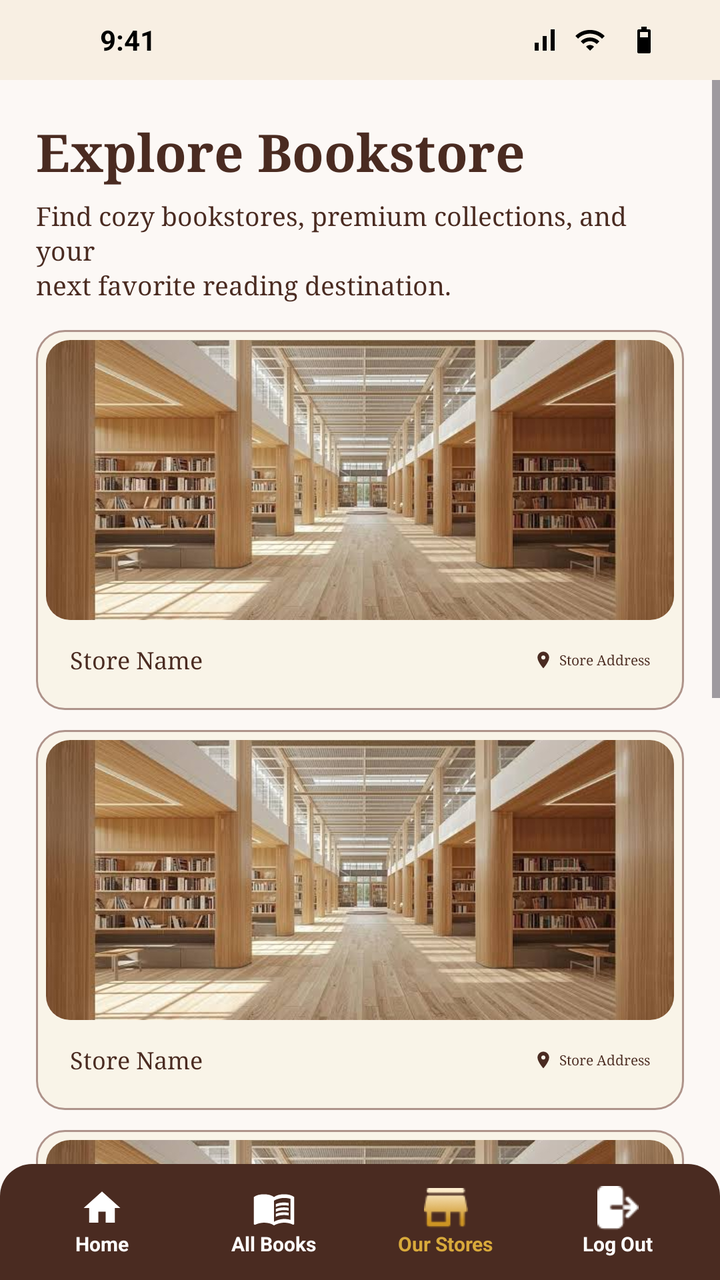
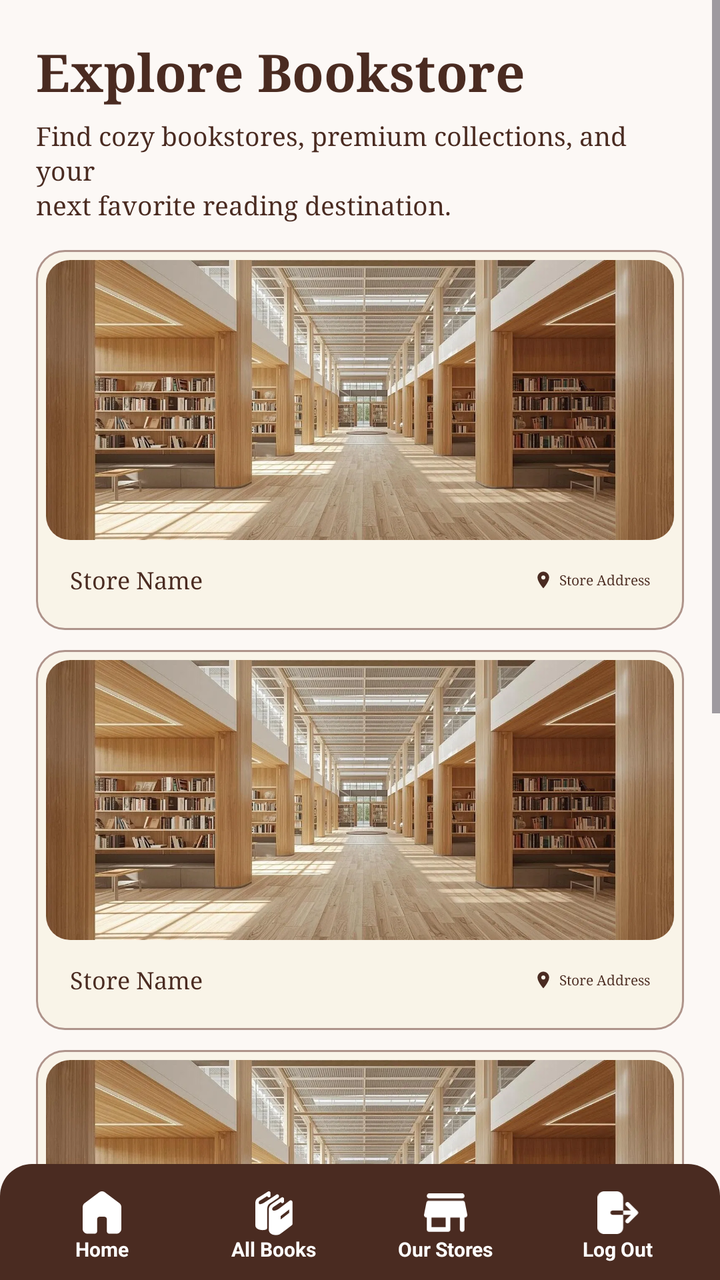

The first picture is an Android layout as it rendered before a commit; the second is the same layout after the commit. The layout source and the unified diff follow.
<!-- AndroidManifest.xml: application theme Theme.DClassics -->
<!-- res/layout/activity_bookstore.xml -->
<?xml version="1.0" encoding="utf-8"?>
<androidx.constraintlayout.widget.ConstraintLayout xmlns:android="http://schemas.android.com/apk/res/android"
    xmlns:app="http://schemas.android.com/apk/res-auto"
    android:layout_width="match_parent"
    android:layout_height="match_parent"
    android:background="@color/background">

    
    <include
        android:id="@+id/phoneBar"
        layout="@layout/component_phone_bar"
        android:layout_width="0dp"
        android:layout_height="40dp"
        app:layout_constraintTop_toTopOf="parent"
        app:layout_constraintStart_toStartOf="parent"
        app:layout_constraintEnd_toEndOf="parent" />

    

    

    <ScrollView
        android:id="@+id/scrollContent"
        android:layout_width="0dp"
        android:layout_height="0dp"
        android:clipToPadding="false"
        android:fillViewport="true"
        android:overScrollMode="never"
        android:paddingBottom="10dp"
        app:layout_constraintBottom_toTopOf="@id/bottomNav"
        app:layout_constraintEnd_toEndOf="parent"
        app:layout_constraintHorizontal_bias="0.0"
        app:layout_constraintStart_toStartOf="parent"
        app:layout_constraintTop_toBottomOf="@id/phoneBar"
        app:layout_constraintVertical_bias="0.0">

        <LinearLayout
            android:layout_width="match_parent"
            android:layout_height="wrap_content"
            android:orientation="vertical"
            android:paddingStart="18dp"
            android:paddingTop="18dp"
            android:paddingEnd="18dp"
            android:paddingBottom="18dp">

            <TextView
                android:layout_width="match_parent"
                android:layout_height="wrap_content"
                android:fontFamily="serif"
                android:text="Explore Bookstore"
                android:textColor="#4A2B21"
                android:textSize="26sp"
                android:textStyle="bold" />

            <TextView
                android:layout_width="match_parent"
                android:layout_height="wrap_content"
                android:layout_marginTop="6dp"
                android:fontFamily="serif"
                android:lineSpacingExtra="2dp"
                android:text="Find cozy bookstores, premium collections, and your\nnext favorite reading destination."
                android:textColor="#4A2B21"
                android:textSize="13sp" />

            
            <include
                android:id="@+id/storeCard1"
                layout="@layout/item_store_card"
                android:layout_width="match_parent"
                android:layout_height="wrap_content"
                android:layout_marginTop="14dp" />


            <include
                android:id="@+id/storeCard2"
                layout="@layout/item_store_card"
                android:layout_width="match_parent"
                android:layout_height="wrap_content"
                android:layout_marginTop="10dp"/>

            <include
                android:id="@+id/storeCard3"
                layout="@layout/item_store_card"
                android:layout_width="match_parent"
                android:layout_height="wrap_content"
                android:layout_marginTop="10dp" />

            <include
                android:id="@+id/storeCard4"
                layout="@layout/item_store_card"
                android:layout_width="match_parent"
                android:layout_height="wrap_content"
                android:layout_marginTop="10dp" />

        </LinearLayout>

    </ScrollView>

    <include
        android:id="@+id/bottomNav"
        layout="@layout/component_bottom_nav"
        android:layout_width="0dp"
        android:layout_height="58dp"
        app:layout_constraintBottom_toBottomOf="parent"
        app:layout_constraintStart_toStartOf="parent"
        app:layout_constraintEnd_toEndOf="parent" />

</androidx.constraintlayout.widget.ConstraintLayout>
<!-- res/layout/component_phone_bar.xml (included above) -->
<?xml version="1.0" encoding="utf-8"?>
<LinearLayout xmlns:android="http://schemas.android.com/apk/res/android"
    android:layout_width="match_parent"
    android:layout_height="40dp"
    android:background="#F8EFE3"
    android:gravity="center_vertical"
    android:orientation="horizontal"
    android:paddingStart="50dp"
    android:paddingEnd="26dp">

    <TextView
        android:layout_width="0dp"
        android:layout_height="match_parent"
        android:layout_weight="1"
        android:gravity="center_vertical"
        android:text="9:41"
        android:textColor="#000000"
        android:textSize="14sp"
        android:textStyle="bold" />

    <ImageView
        android:layout_width="16dp"
        android:layout_height="16dp"
        android:src="@drawable/ic_signal"
        android:contentDescription="Signal" />

    <ImageView
        android:layout_width="16dp"
        android:layout_height="16dp"
        android:layout_marginStart="7dp"
        android:src="@drawable/ic_wifi"
        android:contentDescription="WiFi" />

    <ImageView
        android:layout_width="24dp"
        android:layout_height="16dp"
        android:layout_marginStart="7dp"
        android:src="@drawable/ic_battery"
        android:contentDescription="Battery" />

</LinearLayout>
<!-- res/layout/item_store_card.xml (included above) -->
<?xml version="1.0" encoding="utf-8"?>
<LinearLayout xmlns:android="http://schemas.android.com/apk/res/android"
    xmlns:app="http://schemas.android.com/apk/res-auto"
    android:layout_width="match_parent"
    android:layout_height="wrap_content"
    android:layout_marginTop="12dp"
    android:background="@drawable/store_card_bg"
    android:orientation="vertical"
    android:padding="5dp">

    <ImageView
        android:id="@+id/ivStoreImage"
        android:layout_width="match_parent"
        android:layout_height="140dp"
        android:background="@drawable/store_image_bg"
        android:clipToOutline="true"
        android:outlineProvider="background"
        android:scaleType="centerCrop"
        android:src="@drawable/store_1" />

    <LinearLayout
        android:layout_width="match_parent"
        android:layout_height="40dp"
        android:gravity="center_vertical"
        android:orientation="horizontal"
        android:paddingStart="12dp"
        android:paddingEnd="12dp">

        <TextView
            android:id="@+id/tvStoreName"
            android:layout_width="0dp"
            android:layout_height="wrap_content"
            android:layout_weight="1"
            android:fontFamily="serif"
            android:text="Store Name"
            android:textColor="@color/primary"
            android:textSize="12sp" />

        <ImageView
            android:layout_width="10dp"
            android:layout_height="10dp"
            android:src="@drawable/ic_location_gray"
            app:tint="@color/primary" />

        <TextView
            android:id="@+id/tvStoreAddress"
            android:layout_width="wrap_content"
            android:layout_height="wrap_content"
            android:layout_marginStart="3dp"
            android:fontFamily="serif"
            android:text="Store Address"
            android:textColor="@color/primary"
            android:textSize="7sp" />

    </LinearLayout>

</LinearLayout>
<!-- res/layout/component_bottom_nav.xml (included above) -->
<?xml version="1.0" encoding="utf-8"?>
<LinearLayout xmlns:android="http://schemas.android.com/apk/res/android"
    xmlns:app="http://schemas.android.com/apk/res-auto"
    android:id="@+id/bottomNav"
    android:layout_width="match_parent"
    android:layout_height="58dp"
    android:background="@drawable/bottom_nav_bg"
    android:gravity="center"
    android:orientation="horizontal"
    android:paddingStart="8dp"
    android:paddingEnd="8dp">

    
    <LinearLayout
        android:id="@+id/navHome"
        android:layout_width="0dp"
        android:layout_height="match_parent"
        android:layout_weight="1"
        android:gravity="center"
        android:orientation="vertical">

        <ImageView
            android:layout_width="22dp"
            android:layout_height="22dp"
            android:src="@drawable/ic_home"
            app:tint="#FFFFFF"
            android:contentDescription="Home" />

        <TextView
            android:layout_width="wrap_content"
            android:layout_height="wrap_content"
            android:text="Home"
            android:textColor="#FFFFFF"
            android:textSize="10sp"
            android:textStyle="bold" />
    </LinearLayout>

    
    <LinearLayout
        android:id="@+id/navBooks"
        android:layout_width="0dp"
        android:layout_height="match_parent"
        android:layout_weight="1"
        android:gravity="center"
        android:orientation="vertical">

        <ImageView
            android:layout_width="22dp"
            android:layout_height="22dp"
            android:src="@drawable/ic_books"
            app:tint="#FFFFFF"
            android:contentDescription="All Books" />

        <TextView
            android:layout_width="wrap_content"
            android:layout_height="wrap_content"
            android:text="All Books"
            android:textColor="#FFFFFF"
            android:textSize="10sp"
            android:textStyle="bold" />
    </LinearLayout>

    
    <LinearLayout
        android:id="@+id/navStores"
        android:layout_width="0dp"
        android:layout_height="match_parent"
        android:layout_weight="1"
        android:gravity="center"
        android:orientation="vertical">

        <ImageView
            android:layout_width="22dp"
            android:layout_height="22dp"
            android:src="@drawable/ic_stores"
            android:contentDescription="Our Stores" />

        <TextView
            android:layout_width="wrap_content"
            android:layout_height="wrap_content"
            android:text="Our Stores"
            android:textColor="#D8A93B"
            android:textSize="10sp"
            android:textStyle="bold" />
    </LinearLayout>

    
    <LinearLayout
        android:id="@+id/navLogout"
        android:layout_width="0dp"
        android:layout_height="match_parent"
        android:layout_weight="1"
        android:gravity="center"
        android:orientation="vertical">

        <ImageView
            android:layout_width="22dp"
            android:layout_height="22dp"
            android:src="@drawable/ic_logout"
            android:contentDescription="Log Out" />

        <TextView
            android:layout_width="wrap_content"
            android:layout_height="wrap_content"
            android:text="Log Out"
            android:textColor="#FFFFFF"
            android:textSize="10sp"
            android:textStyle="bold" />
    </LinearLayout>

</LinearLayout>
<!-- resources referenced by this layout -->
<resources>
  <color name="background">#FCF8F5</color>
  <color name="primary">#4A2B21</color>
  <!-- drawable ic_battery (drawable) -->
  <vector xmlns:android="http://schemas.android.com/apk/res/android" android:height="24dp" android:tint="#000000" android:viewportHeight="24" android:viewportWidth="24" android:width="24dp">
        
      <path android:fillColor="@android:color/white" android:pathData="M17,5v16c0,0.55 -0.45,1 -1,1H8c-0.55,0 -1,-0.45 -1,-1V5c0,-0.55 0.45,-1 1,-1h2V2h4v2h2C16.55,4 17,4.45 17,5zM15,6H9v4h6V6z"/>
      
  </vector>
  <!-- drawable ic_books (drawable) -->
  <vector xmlns:android="http://schemas.android.com/apk/res/android" android:autoMirrored="true" android:height="24dp" android:tint="#000000" android:viewportHeight="24" android:viewportWidth="24" android:width="24dp">
        
      <path android:fillColor="@android:color/white" android:pathData="M21,5c-1.11,-0.35 -2.33,-0.5 -3.5,-0.5c-1.95,0 -4.05,0.4 -5.5,1.5c-1.45,-1.1 -3.55,-1.5 -5.5,-1.5S2.45,4.9 1,6v14.65c0,0.25 0.25,0.5 0.5,0.5c0.1,0 0.15,-0.05 0.25,-0.05C3.1,20.45 5.05,20 6.5,20c1.95,0 4.05,0.4 5.5,1.5c1.35,-0.85 3.8,-1.5 5.5,-1.5c1.65,0 3.35,0.3 4.75,1.05c0.1,0.05 0.15,0.05 0.25,0.05c0.25,0 0.5,-0.25 0.5,-0.5V6C22.4,5.55 21.75,5.25 21,5zM21,18.5c-1.1,-0.35 -2.3,-0.5 -3.5,-0.5c-1.7,0 -4.15,0.65 -5.5,1.5V8c1.35,-0.85 3.8,-1.5 5.5,-1.5c1.2,0 2.4,0.15 3.5,0.5V18.5z"/>
        
      <path android:fillColor="@android:color/white" android:pathData="M17.5,10.5c0.88,0 1.73,0.09 2.5,0.26V9.24C19.21,9.09 18.36,9 17.5,9c-1.7,0 -3.24,0.29 -4.5,0.83v1.66C14.13,10.85 15.7,10.5 17.5,10.5z"/>
        
      <path android:fillColor="@android:color/white" android:pathData="M13,12.49v1.66c1.13,-0.64 2.7,-0.99 4.5,-0.99c0.88,0 1.73,0.09 2.5,0.26V11.9c-0.79,-0.15 -1.64,-0.24 -2.5,-0.24C15.8,11.66 14.26,11.96 13,12.49z"/>
        
      <path android:fillColor="@android:color/white" android:pathData="M17.5,14.33c-1.7,0 -3.24,0.29 -4.5,0.83v1.66c1.13,-0.64 2.7,-0.99 4.5,-0.99c0.88,0 1.73,0.09 2.5,0.26v-1.52C19.21,14.41 18.36,14.33 17.5,14.33z"/>
      
  </vector>
  <!-- drawable ic_home (drawable) -->
  <vector xmlns:android="http://schemas.android.com/apk/res/android" android:height="24dp" android:tint="#000000" android:viewportHeight="24" android:viewportWidth="24" android:width="24dp">
        
      <path android:fillColor="@android:color/white" android:pathData="M10,20v-6h4v6h5v-8h3L12,3 2,12h3v8z"/>
      
  </vector>
  <!-- drawable ic_logout: png bitmap (drawable, 409 bytes) -->
  <!-- drawable ic_signal (drawable) -->
  <vector xmlns:android="http://schemas.android.com/apk/res/android" android:height="24dp" android:tint="#000000" android:viewportHeight="24" android:viewportWidth="24" android:width="24dp">
        
      <path android:fillColor="@android:color/white" android:pathData="M17,4h3v16h-3zM5,14h3v6L5,20zM11,9h3v11h-3z"/>
      
  </vector>
  <!-- drawable ic_stores: png bitmap (drawable, 1203 bytes) -->
  <!-- drawable ic_wifi (drawable) -->
  <vector xmlns:android="http://schemas.android.com/apk/res/android" android:height="24dp" android:tint="#000000" android:viewportHeight="24" android:viewportWidth="24" android:width="24dp">
        
      <path android:fillColor="@android:color/white" android:pathData="M1,9l2,2c4.97,-4.97 13.03,-4.97 18,0l2,-2C16.93,2.93 7.08,2.93 1,9zM9,17l3,3 3,-3c-1.65,-1.66 -4.34,-1.66 -6,0zM5,13l2,2c2.76,-2.76 7.24,-2.76 10,0l2,-2C15.14,9.14 8.87,9.14 5,13z"/>
      
  </vector>
  <!-- drawable store_1: jpg bitmap (drawable, 46129 bytes) -->
  <style name="Theme.DClassics" parent="Base.Theme.DClassics" />
  <!-- unchanged entries left out for length: 5 -->
</resources>

<!-- the commit's change to res/layout/activity_bookstore.xml (unified diff, before → after) -->
@@ -6,14 +6,14 @@
     android:background="@color/background">
 
     
-    <include
-        android:id="@+id/phoneBar"
-        layout="@layout/component_phone_bar"
-        android:layout_width="0dp"
-        android:layout_height="40dp"
-        app:layout_constraintTop_toTopOf="parent"
-        app:layout_constraintStart_toStartOf="parent"
-        app:layout_constraintEnd_toEndOf="parent" />
+
+
+
+
+
+
+
+
 
     
 
@@ -31,7 +31,7 @@
         app:layout_constraintEnd_toEndOf="parent"
         app:layout_constraintHorizontal_bias="0.0"
         app:layout_constraintStart_toStartOf="parent"
-        app:layout_constraintTop_toBottomOf="@id/phoneBar"
+        app:layout_constraintTop_toTopOf="parent"
         app:layout_constraintVertical_bias="0.0">
 
         <LinearLayout
@@ -106,48 +106,6 @@
         app:layout_constraintEnd_toEndOf="parent" />
 
 </androidx.constraintlayout.widget.ConstraintLayout>
-<!-- res/layout/component_phone_bar.xml (included above) -->
-<?xml version="1.0" encoding="utf-8"?>
-<LinearLayout xmlns:android="http://schemas.android.com/apk/res/android"
-    android:layout_width="match_parent"
-    android:layout_height="40dp"
-    android:background="#F8EFE3"
-    android:gravity="center_vertical"
-    android:orientation="horizontal"
-    android:paddingStart="50dp"
-    android:paddingEnd="26dp">
-
-    <TextView
-        android:layout_width="0dp"
-        android:layout_height="match_parent"
-        android:layout_weight="1"
-        android:gravity="center_vertical"
-        android:text="9:41"
-        android:textColor="#000000"
-        android:textSize="14sp"
-        android:textStyle="bold" />
-
-    <ImageView
-        android:layout_width="16dp"
-        android:layout_height="16dp"
-        android:src="@drawable/ic_signal"
-        android:contentDescription="Signal" />
-
-    <ImageView
-        android:layout_width="16dp"
-        android:layout_height="16dp"
-        android:layout_marginStart="7dp"
-        android:src="@drawable/ic_wifi"
-        android:contentDescription="WiFi" />
-
-    <ImageView
-        android:layout_width="24dp"
-        android:layout_height="16dp"
-        android:layout_marginStart="7dp"
-        android:src="@drawable/ic_battery"
-        android:contentDescription="Battery" />
-
-</LinearLayout>
 <!-- res/layout/item_store_card.xml (included above) -->
 <?xml version="1.0" encoding="utf-8"?>
 <LinearLayout xmlns:android="http://schemas.android.com/apk/res/android"
@@ -167,7 +125,7 @@
         android:clipToOutline="true"
         android:outlineProvider="background"
         android:scaleType="centerCrop"
-        android:src="@drawable/store_1" />
+        android:src="@drawable/store_2" />
 
     <LinearLayout
         android:layout_width="match_parent"
@@ -229,41 +187,72 @@
         android:orientation="vertical">
 
         <ImageView
+            android:id="@+id/icNavHome"
             android:layout_width="22dp"
             android:layout_height="22dp"
             android:src="@drawable/ic_home"
-            app:tint="#FFFFFF"
-            android:contentDescription="Home" />
-
-        <TextView
+            android:contentDescription="Home"
+            android:layout_marginTop="5dp"/>
+
+        <TextView
+            android:id="@+id/tvNavHome"
             android:layout_width="wrap_content"
             android:layout_height="wrap_content"
             android:text="Home"
             android:textColor="#FFFFFF"
             android:textSize="10sp"
+            android:textStyle="bold"/>
+    </LinearLayout>
+
+    
+    <LinearLayout
+        android:id="@+id/navBooks"
+        android:layout_width="0dp"
+        android:layout_height="match_parent"
+        android:layout_weight="1"
+        android:gravity="center"
+        android:orientation="vertical">
+
+        <ImageView
+            android:id="@+id/icNavBooks"
+            android:layout_width="22dp"
+            android:layout_height="22dp"
+            android:src="@drawable/ic_book"
+            android:contentDescription="All Books"
+            android:layout_marginTop="5dp"/>
+
+        <TextView
+            android:id="@+id/tvNavBooks"
+            android:layout_width="wrap_content"
+            android:layout_height="wrap_content"
+            android:text="All Books"
+            android:textColor="#FFFFFF"
+            android:textSize="10sp"
             android:textStyle="bold" />
     </LinearLayout>
 
     
     <LinearLayout
-        android:id="@+id/navBooks"
-        android:layout_width="0dp"
-        android:layout_height="match_parent"
-        android:layout_weight="1"
-        android:gravity="center"
-        android:orientation="vertical">
-
-        <ImageView
-            android:layout_width="22dp"
-            android:layout_height="22dp"
-            android:src="@drawable/ic_books"
-            app:tint="#FFFFFF"
-            android:contentDescription="All Books" />
-
-        <TextView
-            android:layout_width="wrap_content"
-            android:layout_height="wrap_content"
-            android:text="All Books"
+        android:id="@+id/navStores"
+        android:layout_width="0dp"
+        android:layout_height="match_parent"
+        android:layout_weight="1"
+        android:gravity="center"
+        android:orientation="vertical">
+
+        <ImageView
+            android:id="@+id/icNavStores"
+            android:layout_width="22dp"
+            android:layout_height="22dp"
+            android:src="@drawable/ic_store"
+            android:contentDescription="Our Stores"
+            android:layout_marginTop="5dp"/>
+
+        <TextView
+            android:id="@+id/tvNavStores"
+            android:layout_width="wrap_content"
+            android:layout_height="wrap_content"
+            android:text="Our Stores"
             android:textColor="#FFFFFF"
             android:textSize="10sp"
             android:textStyle="bold" />
@@ -271,50 +260,27 @@
 
     
     <LinearLayout
-        android:id="@+id/navStores"
-        android:layout_width="0dp"
-        android:layout_height="match_parent"
-        android:layout_weight="1"
-        android:gravity="center"
-        android:orientation="vertical">
-
-        <ImageView
-            android:layout_width="22dp"
-            android:layout_height="22dp"
-            android:src="@drawable/ic_stores"
-            android:contentDescription="Our Stores" />
-
-        <TextView
-            android:layout_width="wrap_content"
-            android:layout_height="wrap_content"
-            android:text="Our Stores"
-            android:textColor="#D8A93B"
+        android:id="@+id/navLogout"
+        android:layout_width="0dp"
+        android:layout_height="match_parent"
+        android:layout_weight="1"
+        android:gravity="center"
+        android:orientation="vertical">
+
+        <ImageView
+            android:layout_width="22dp"
+            android:layout_height="22dp"
+            android:src="@drawable/ic_logout"
+            android:contentDescription="Log Out"
+            android:layout_marginTop="5dp"/>
+
+        <TextView
+            android:layout_width="wrap_content"
+            android:layout_height="wrap_content"
+            android:text="Log Out"
+            android:textColor="#FFFFFF"
             android:textSize="10sp"
             android:textStyle="bold" />
     </LinearLayout>
 
-    
-    <LinearLayout
-        android:id="@+id/navLogout"
-        android:layout_width="0dp"
-        android:layout_height="match_parent"
-        android:layout_weight="1"
-        android:gravity="center"
-        android:orientation="vertical">
-
-        <ImageView
-            android:layout_width="22dp"
-            android:layout_height="22dp"
-            android:src="@drawable/ic_logout"
-            android:contentDescription="Log Out" />
-
-        <TextView
-            android:layout_width="wrap_content"
-            android:layout_height="wrap_content"
-            android:text="Log Out"
-            android:textColor="#FFFFFF"
-            android:textSize="10sp"
-            android:textStyle="bold" />
-    </LinearLayout>
-
 </LinearLayout>
<!-- resource entries referenced after the edit -->
@@ -2,45 +2,39 @@
 <resources>
   <color name="background">#FCF8F5</color>
   <color name="primary">#4A2B21</color>
-  <!-- drawable ic_battery (drawable) -->
-  <vector xmlns:android="http://schemas.android.com/apk/res/android" android:height="24dp" android:tint="#000000" android:viewportHeight="24" android:viewportWidth="24" android:width="24dp">
-        
-      <path android:fillColor="@android:color/white" android:pathData="M17,5v16c0,0.55 -0.45,1 -1,1H8c-0.55,0 -1,-0.45 -1,-1V5c0,-0.55 0.45,-1 1,-1h2V2h4v2h2C16.55,4 17,4.45 17,5zM15,6H9v4h6V6z"/>
-      
+  <!-- drawable ic_book: vector/xml drawable (drawable, 2579 chars, omitted) -->
+  <!-- drawable ic_home (drawable) -->
+  <vector xmlns:android="http://schemas.android.com/apk/res/android"
+      android:width="22dp"
+      android:height="25dp"
+      android:viewportWidth="22"
+      android:viewportHeight="25">
+    <path
+        android:pathData="M0,21.313V8.938C0,8.502 0.098,8.09 0.293,7.7C0.488,7.31 0.757,6.99 1.1,6.738L9.35,0.55C9.831,0.183 10.381,0 11,0C11.619,0 12.169,0.183 12.65,0.55L20.9,6.738C21.244,6.99 21.513,7.31 21.708,7.7C21.904,8.09 22.001,8.502 22,8.938V21.313C22,22.069 21.73,22.716 21.191,23.255C20.653,23.794 20.005,24.063 19.25,24.063H15.125C14.735,24.063 14.409,23.931 14.146,23.667C13.883,23.403 13.751,23.076 13.75,22.688V15.813C13.75,15.423 13.618,15.097 13.354,14.833C13.09,14.57 12.764,14.438 12.375,14.438H9.625C9.235,14.438 8.909,14.569 8.646,14.833C8.383,15.097 8.251,15.424 8.25,15.813V22.688C8.25,23.077 8.118,23.404 7.854,23.668C7.59,23.932 7.264,24.063 6.875,24.063H2.75C1.994,24.063 1.347,23.794 0.808,23.255C0.27,22.717 0.001,22.07 0,21.313Z"
+        android:fillColor="#ffffff"/>
   </vector>
-  <!-- drawable ic_books (drawable) -->
-  <vector xmlns:android="http://schemas.android.com/apk/res/android" android:autoMirrored="true" android:height="24dp" android:tint="#000000" android:viewportHeight="24" android:viewportWidth="24" android:width="24dp">
-        
-      <path android:fillColor="@android:color/white" android:pathData="M21,5c-1.11,-0.35 -2.33,-0.5 -3.5,-0.5c-1.95,0 -4.05,0.4 -5.5,1.5c-1.45,-1.1 -3.55,-1.5 -5.5,-1.5S2.45,4.9 1,6v14.65c0,0.25 0.25,0.5 0.5,0.5c0.1,0 0.15,-0.05 0.25,-0.05C3.1,20.45 5.05,20 6.5,20c1.95,0 4.05,0.4 5.5,1.5c1.35,-0.85 3.8,-1.5 5.5,-1.5c1.65,0 3.35,0.3 4.75,1.05c0.1,0.05 0.15,0.05 0.25,0.05c0.25,0 0.5,-0.25 0.5,-0.5V6C22.4,5.55 21.75,5.25 21,5zM21,18.5c-1.1,-0.35 -2.3,-0.5 -3.5,-0.5c-1.7,0 -4.15,0.65 -5.5,1.5V8c1.35,-0.85 3.8,-1.5 5.5,-1.5c1.2,0 2.4,0.15 3.5,0.5V18.5z"/>
-        
-      <path android:fillColor="@android:color/white" android:pathData="M17.5,10.5c0.88,0 1.73,0.09 2.5,0.26V9.24C19.21,9.09 18.36,9 17.5,9c-1.7,0 -3.24,0.29 -4.5,0.83v1.66C14.13,10.85 15.7,10.5 17.5,10.5z"/>
-        
-      <path android:fillColor="@android:color/white" android:pathData="M13,12.49v1.66c1.13,-0.64 2.7,-0.99 4.5,-0.99c0.88,0 1.73,0.09 2.5,0.26V11.9c-0.79,-0.15 -1.64,-0.24 -2.5,-0.24C15.8,11.66 14.26,11.96 13,12.49z"/>
-        
-      <path android:fillColor="@android:color/white" android:pathData="M17.5,14.33c-1.7,0 -3.24,0.29 -4.5,0.83v1.66c1.13,-0.64 2.7,-0.99 4.5,-0.99c0.88,0 1.73,0.09 2.5,0.26v-1.52C19.21,14.41 18.36,14.33 17.5,14.33z"/>
-      
+  <!-- drawable ic_logout (drawable) -->
+  <vector xmlns:android="http://schemas.android.com/apk/res/android"
+      android:width="26dp"
+      android:height="28dp"
+      android:viewportWidth="26"
+      android:viewportHeight="28">
+    <path
+        android:pathData="M4.074,0C2.994,0 1.957,0.429 1.193,1.193C0.429,1.957 0,2.994 0,4.074V23.086C0,24.167 0.429,25.203 1.193,25.967C1.957,26.731 2.994,27.16 4.074,27.16H12.222C13.303,27.16 14.339,26.731 15.103,25.967C15.867,25.203 16.296,24.167 16.296,23.086V4.074C16.296,2.994 15.867,1.957 15.103,1.193C14.339,0.429 13.303,0 12.222,0H4.074ZM18.052,7.188C18.307,6.933 18.652,6.79 19.012,6.79C19.372,6.79 19.718,6.933 19.972,7.188L25.405,12.62C25.659,12.875 25.802,13.22 25.802,13.58C25.802,13.94 25.659,14.286 25.405,14.54L19.972,19.972C19.716,20.22 19.373,20.357 19.017,20.354C18.661,20.351 18.321,20.208 18.069,19.956C17.817,19.704 17.674,19.364 17.671,19.007C17.668,18.651 17.805,18.308 18.052,18.052L21.166,14.938H9.506C9.146,14.938 8.801,14.795 8.546,14.54C8.291,14.286 8.148,13.94 8.148,13.58C8.148,13.22 8.291,12.875 8.546,12.62C8.801,12.365 9.146,12.222 9.506,12.222H21.166L18.052,9.108C17.798,8.854 17.655,8.508 17.655,8.148C17.655,7.788 17.798,7.443 18.052,7.188Z"
+        android:fillColor="#ffffff"
+        android:fillType="evenOdd"/>
   </vector>
-  <!-- drawable ic_home (drawable) -->
-  <vector xmlns:android="http://schemas.android.com/apk/res/android" android:height="24dp" android:tint="#000000" android:viewportHeight="24" android:viewportWidth="24" android:width="24dp">
-        
-      <path android:fillColor="@android:color/white" android:pathData="M10,20v-6h4v6h5v-8h3L12,3 2,12h3v8z"/>
-      
+  <!-- drawable ic_store (drawable) -->
+  <vector xmlns:android="http://schemas.android.com/apk/res/android"
+      android:width="30dp"
+      android:height="27dp"
+      android:viewportWidth="30"
+      android:viewportHeight="27">
+    <path
+        android:pathData="M3.504,0H26.057C26.513,0 26.896,0.157 27.205,0.47C27.514,0.783 27.669,1.17 27.667,1.63C27.666,2.091 27.512,2.479 27.204,2.793C26.895,3.107 26.513,3.263 26.057,3.261H3.504C3.047,3.261 2.665,3.104 2.357,2.791C2.049,2.478 1.894,2.091 1.893,1.63C1.892,1.17 2.046,0.783 2.357,0.47C2.667,0.157 3.049,0 3.504,0ZM3.504,26.087C3.047,26.087 2.665,25.93 2.357,25.617C2.049,25.304 1.894,24.917 1.893,24.456V16.304H1.611C1.101,16.304 0.685,16.107 0.362,15.712C0.04,15.318 -0.067,14.863 0.04,14.348L1.651,6.196C1.732,5.815 1.92,5.503 2.215,5.258C2.51,5.014 2.846,4.891 3.222,4.891H26.338C26.714,4.891 27.05,5.014 27.345,5.258C27.641,5.503 27.829,5.815 27.909,6.196L29.52,14.348C29.627,14.864 29.52,15.319 29.198,15.712C28.876,16.106 28.459,16.303 27.949,16.304H27.667V24.456C27.667,24.919 27.513,25.306 27.204,25.619C26.894,25.932 26.512,26.088 26.057,26.087C25.601,26.086 25.219,25.929 24.91,25.617C24.6,25.305 24.446,24.919 24.446,24.456V16.304H18.002V24.456C18.002,24.919 17.847,25.306 17.538,25.619C17.229,25.932 16.846,26.088 16.391,26.087H3.504ZM5.115,22.826H14.78V16.304H5.115V22.826Z"
+        android:fillColor="#ffffff"/>
   </vector>
-  <!-- drawable ic_logout: png bitmap (drawable, 409 bytes) -->
-  <!-- drawable ic_signal (drawable) -->
-  <vector xmlns:android="http://schemas.android.com/apk/res/android" android:height="24dp" android:tint="#000000" android:viewportHeight="24" android:viewportWidth="24" android:width="24dp">
-        
-      <path android:fillColor="@android:color/white" android:pathData="M17,4h3v16h-3zM5,14h3v6L5,20zM11,9h3v11h-3z"/>
-      
-  </vector>
-  <!-- drawable ic_stores: png bitmap (drawable, 1203 bytes) -->
-  <!-- drawable ic_wifi (drawable) -->
-  <vector xmlns:android="http://schemas.android.com/apk/res/android" android:height="24dp" android:tint="#000000" android:viewportHeight="24" android:viewportWidth="24" android:width="24dp">
-        
-      <path android:fillColor="@android:color/white" android:pathData="M1,9l2,2c4.97,-4.97 13.03,-4.97 18,0l2,-2C16.93,2.93 7.08,2.93 1,9zM9,17l3,3 3,-3c-1.65,-1.66 -4.34,-1.66 -6,0zM5,13l2,2c2.76,-2.76 7.24,-2.76 10,0l2,-2C15.14,9.14 8.87,9.14 5,13z"/>
-      
-  </vector>
-  <!-- drawable store_1: jpg bitmap (drawable, 46129 bytes) -->
+  <!-- drawable store_2: webp bitmap (drawable, 192270 bytes) -->
   <style name="Theme.DClassics" parent="Base.Theme.DClassics" />
   <!-- unchanged entries left out for length: 5 -->
 </resources>
